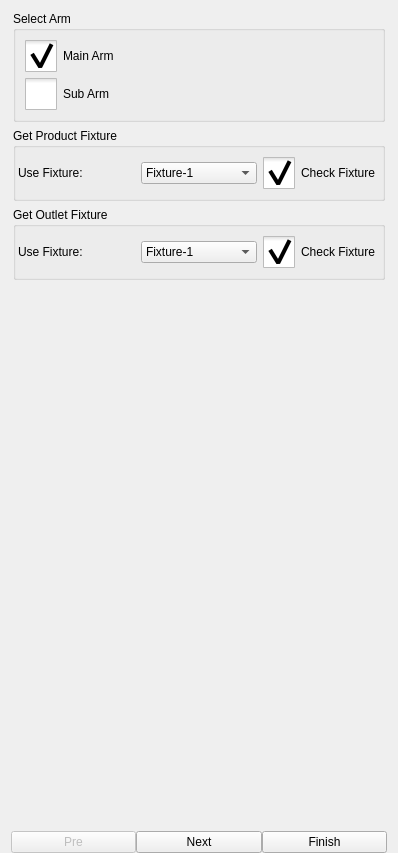
Qt form hcinstruction/icprogramguidepage.ui (dongdong-2009/3-5AxisRobot) before a commit.
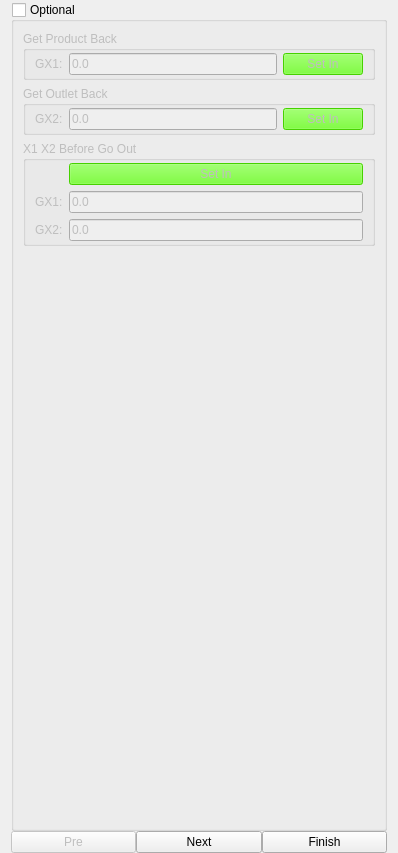
The same form after that commit. The open tabs and pages were chosen to show the change. Icons and pictures are not drawn. Custom widgets are drawn as their Qt base class.

What changed in the file:
```diff
--- a/hcinstruction/icprogramguidepage.ui
+++ b/hcinstruction/icprogramguidepage.ui
@@ -66,7 +66,7 @@
          <property name="title">
           <string>Select Arm</string>
          </property>
-         <layout class="QVBoxLayout" name="verticalLayout_15">
+         <layout class="QHBoxLayout" name="horizontalLayout_13">
           <item>
            <widget class="QCheckBox" name="usedMainArmBox">
             <property name="text">
@@ -910,6 +910,218 @@
        </item>
       </layout>
      </widget>
+     <widget class="QWidget" name="page">
+      <layout class="QVBoxLayout" name="verticalLayout_9">
+       <property name="spacing">
+        <number>2</number>
+       </property>
+       <property name="leftMargin">
+        <number>0</number>
+       </property>
+       <property name="topMargin">
+        <number>0</number>
+       </property>
+       <property name="rightMargin">
+        <number>0</number>
+       </property>
+       <property name="bottomMargin">
+        <number>0</number>
+       </property>
+       <item>
+        <widget class="QGroupBox" name="optionalGroup">
+         <property name="styleSheet">
+          <string notr="true">#groupBox::indicator {
+     width: 32px;
+     height: 32px;
+ }
+
+#groupBox::indicator:unchecked 
+{
+     image: url(:/resource/check_unchecked.png);
+ }
+#groupBox::indicator:checked 
+{
+     image: url(:/resource/check_checked.png);
+ }
+
+#groupBox::indicator:checked:disabled
+{
+ image: url(:/resource/check_checked_disable.png);
+}
+
+#groupBox::indicator:unchecked:disabled
+{
+ image: url(:/resource/check_unchecked_disable.png);
+}</string>
+         </property>
+         <property name="title">
+          <string>Optional</string>
+         </property>
+         <property name="checkable">
+          <bool>true</bool>
+         </property>
+         <property name="checked">
+          <bool>false</bool>
+         </property>
+         <layout class="QVBoxLayout" name="verticalLayout_15">
+          <property name="topMargin">
+           <number>9</number>
+          </property>
+          <property name="bottomMargin">
+           <number>2</number>
+          </property>
+          <item>
+           <widget class="QGroupBox" name="getProductBack">
+            <property name="title">
+             <string>Get Product Back</string>
+            </property>
+            <layout class="QGridLayout" name="gridLayout">
+             <property name="topMargin">
+              <number>2</number>
+             </property>
+             <property name="bottomMargin">
+              <number>2</number>
+             </property>
+             <item row="1" column="0">
+              <widget class="QLabel" name="label_3">
+               <property name="text">
+                <string>GX1:</string>
+               </property>
+              </widget>
+             </item>
+             <item row="1" column="1">
+              <widget class="ICLineEditWithVirtualNumericKeypad" name="gx1Back">
+               <property name="text">
+                <string notr="true">0.0</string>
+               </property>
+              </widget>
+             </item>
+             <item row="1" column="2">
+              <widget class="QPushButton" name="setIn1">
+               <property name="styleSheet">
+                <string notr="true">background-color: rgb(85, 255, 0);</string>
+               </property>
+               <property name="text">
+                <string>Set In</string>
+               </property>
+              </widget>
+             </item>
+            </layout>
+           </widget>
+          </item>
+          <item>
+           <widget class="QGroupBox" name="getOutletBack">
+            <property name="title">
+             <string>Get Outlet Back</string>
+            </property>
+            <layout class="QGridLayout" name="gridLayout_2">
+             <property name="topMargin">
+              <number>2</number>
+             </property>
+             <property name="bottomMargin">
+              <number>2</number>
+             </property>
+             <item row="1" column="1">
+              <widget class="ICLineEditWithVirtualNumericKeypad" name="gx2Back">
+               <property name="text">
+                <string notr="true">0.0</string>
+               </property>
+              </widget>
+             </item>
+             <item row="1" column="0">
+              <widget class="QLabel" name="label_4">
+               <property name="text">
+                <string>GX2:</string>
+               </property>
+              </widget>
+             </item>
+             <item row="1" column="2">
+              <widget class="QPushButton" name="setIn2">
+               <property name="styleSheet">
+                <string notr="true">background-color: rgb(85, 255, 0);</string>
+               </property>
+               <property name="text">
+                <string>Set In</string>
+               </property>
+              </widget>
+             </item>
+            </layout>
+           </widget>
+          </item>
+          <item>
+           <widget class="QGroupBox" name="x1X2OutGroup">
+            <property name="title">
+             <string>X1 X2 Before Go Out</string>
+            </property>
+            <layout class="QFormLayout" name="formLayout_4">
+             <property name="fieldGrowthPolicy">
+              <enum>QFormLayout::AllNonFixedFieldsGrow</enum>
+             </property>
+             <property name="topMargin">
+              <number>2</number>
+             </property>
+             <property name="bottomMargin">
+              <number>2</number>
+             </property>
+             <item row="1" column="0">
+              <widget class="QLabel" name="label_6">
+               <property name="text">
+                <string>GX1:</string>
+               </property>
+              </widget>
+             </item>
+             <item row="1" column="1">
+              <widget class="ICLineEditWithVirtualNumericKeypad" name="outX1">
+               <property name="text">
+                <string notr="true">0.0</string>
+               </property>
+              </widget>
+             </item>
+             <item row="2" column="0">
+              <widget class="QLabel" name="label_5">
+               <property name="text">
+                <string>GX2:</string>
+               </property>
+              </widget>
+             </item>
+             <item row="2" column="1">
+              <widget class="ICLineEditWithVirtualNumericKeypad" name="outX2">
+               <property name="text">
+                <string notr="true">0.0</string>
+               </property>
+              </widget>
+             </item>
+             <item row="0" column="1">
+              <widget class="QPushButton" name="setIn3">
+               <property name="styleSheet">
+                <string notr="true">background-color: rgb(85, 255, 0);</string>
+               </property>
+               <property name="text">
+                <string>Set In</string>
+               </property>
+              </widget>
+             </item>
+            </layout>
+           </widget>
+          </item>
+          <item>
+           <spacer name="verticalSpacer_3">
+            <property name="orientation">
+             <enum>Qt::Vertical</enum>
+            </property>
+            <property name="sizeHint" stdset="0">
+             <size>
+              <width>20</width>
+              <height>40</height>
+             </size>
+            </property>
+           </spacer>
+          </item>
+         </layout>
+        </widget>
+       </item>
+      </layout>
+     </widget>
     </widget>
    </item>
    <item>
```
Left out of the diff: 10 changed lines with no effect on the pictures.
